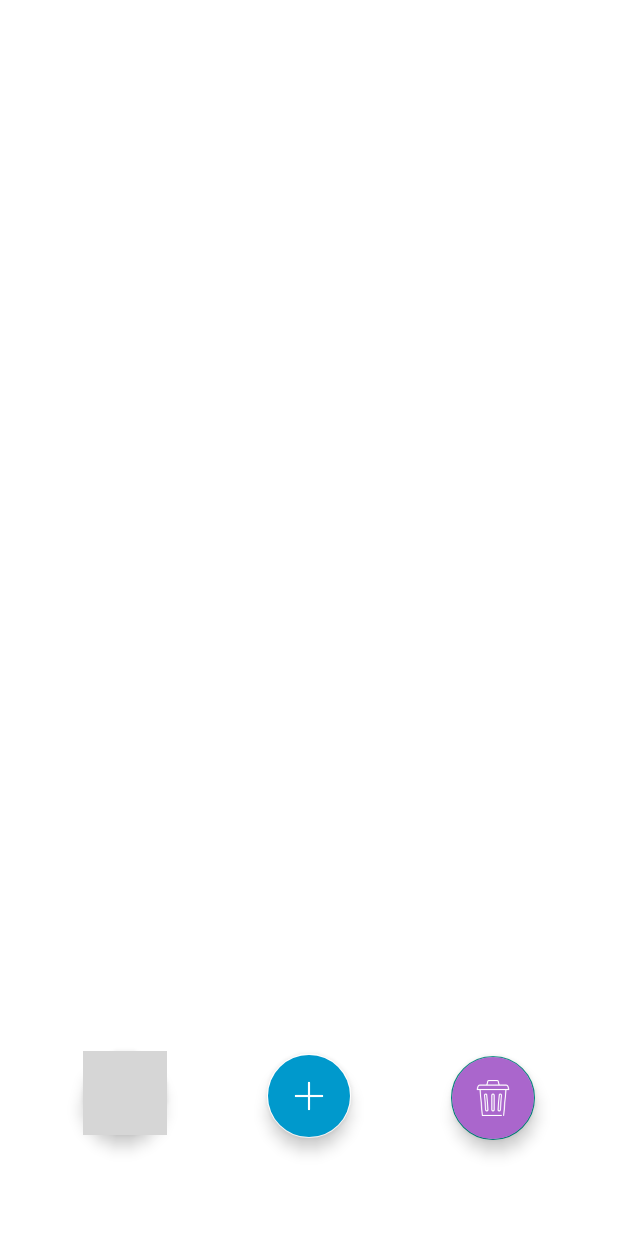
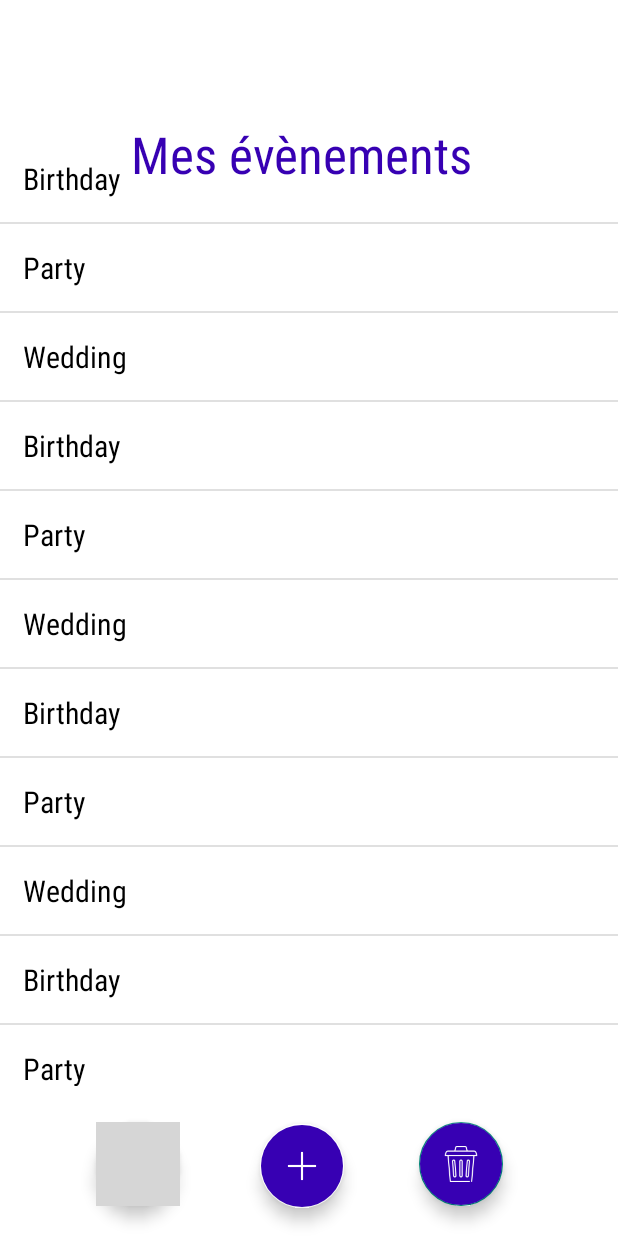
Before and after one commit to Nathan-Te/PlanningEvent, an Android app: the EventsManager screen opened directly, with no data from a screen before it, on a phone screen of 412 x 824 dp. Run offline under Robolectric (Android 15) with nearby library versions, the phone set to English and light mode, and no system bars; grey boxes are pictures that could not be loaded.

Commit message:
Recyclerview for events

```diff
--- a/app/build.gradle
+++ b/app/build.gradle
@@ -31,6 +31,8 @@ android {
 }
 
 dependencies {
+    //noinspection GradleCompatible
+    implementation 'com.android.support:recyclerview-v7:28.0.0'
 
     implementation 'androidx.appcompat:appcompat:1.4.1'
     implementation 'com.google.android.material:material:1.4.0'
--- a/app/src/main/AndroidManifest.xml
+++ b/app/src/main/AndroidManifest.xml
@@ -1,6 +1,6 @@
 <?xml version="1.0" encoding="utf-8"?>
 <manifest xmlns:android="http://schemas.android.com/apk/res/android"
-    package="com.example.planningevent">
+    package="com.example.planningevent" >
 
     <application
         android:allowBackup="true"
@@ -8,7 +8,7 @@
         android:label="@string/app_name"
         android:roundIcon="@mipmap/ic_launcher_round"
         android:supportsRtl="true"
-        android:theme="@style/Theme.PlanningEvent">
+        android:theme="@style/Theme.PlanningEvent" >
         <activity
             android:name=".ui.login.LoginActivity"
             android:exported="false"
@@ -18,7 +18,7 @@
             android:exported="false" />
         <activity
             android:name=".MainActivity"
-            android:exported="true">
+            android:exported="true" >
             <intent-filter>
                 <action android:name="android.intent.action.MAIN" />
 
--- a/app/src/main/java/com/example/planningevent/EventsManager.java
+++ b/app/src/main/java/com/example/planningevent/EventsManager.java
@@ -1,14 +1,93 @@
 package com.example.planningevent;
 
-import androidx.appcompat.app.AppCompatActivity;
+import androidx.annotation.NonNull;
+import androidx.recyclerview.widget.DividerItemDecoration;
+import androidx.recyclerview.widget.ItemTouchHelper;
+import androidx.recyclerview.widget.LinearLayoutManager;
+import androidx.recyclerview.widget.RecyclerView;
 
+import android.app.Activity;
+import android.content.Intent;
 import android.os.Bundle;
+import android.view.View;
 
-public class EventsManager extends AppCompatActivity {
+import com.google.android.material.floatingactionbutton.FloatingActionButton;
+
+import java.util.ArrayList;
+import java.util.List;
+
+public class EventsManager extends Activity {
+    // String items[] = new String[]{"Wedding Florian and Mayara","Party","Birthday Nathan"};
+    //String myDataset[] = new String[]{"Wedding Florian and Mayara","Party","Birthday Nathan"};
+
+    RecyclerView rv;
+    List<String> name = new ArrayList<>();
+    MyAdapter adapter = new MyAdapter(this,name);
 
     @Override
     protected void onCreate(Bundle savedInstanceState) {
         super.onCreate(savedInstanceState);
         setContentView(R.layout.activity_events_manager);
+
+        /*
+        ListView listView = (ListView) findViewById(R.id.listView);
+        ArrayAdapter<String> adapter = new ArrayAdapter<String>(this,android.R.layout.simple_list_item_1,items);
+        listView.setAdapter(adapter);
+        TextView monTitre = (TextView) findViewById(R.id.monTitre);
+        */
+
+        rv = findViewById(R.id.rv);
+        // Data
+        name.add("Birthday");
+        name.add("Party");
+        name.add("Wedding");
+        name.add("Birthday");
+        name.add("Party");
+        name.add("Wedding");
+        name.add("Birthday");
+        name.add("Party");
+        name.add("Wedding");
+        name.add("Birthday");
+        name.add("Party");
+        name.add("Wedding");
+        name.add("Birthday");
+        name.add("Party");
+        name.add("Wedding");
+        name.add("Birthday");
+        name.add("Party");
+        name.add("Wedding");
+        name.add("Birthday");
+        name.add("Party");
+        name.add("Wedding");
+        name.add("Birthday");
+        name.add("Party");
+        name.add("Wedding");
+
+        rv.setLayoutManager(new LinearLayoutManager(this));
+        rv.setAdapter(adapter);
+        rv.addItemDecoration(new DividerItemDecoration(rv.getContext(), DividerItemDecoration.VERTICAL));
+        new ItemTouchHelper(itemTouchHelperCallback).attachToRecyclerView(rv);
+
+        // Back home
+        FloatingActionButton btnHome = (FloatingActionButton) findViewById(R.id.btnHome);
+        btnHome.setOnClickListener(new View.OnClickListener() {
+            public void onClick(View v) {
+                Intent MainActivityIntent = new Intent(EventsManager.this, MainActivity.class);
+                startActivity(MainActivityIntent);
+            }
+        });
     }
+
+    ItemTouchHelper.SimpleCallback itemTouchHelperCallback = new ItemTouchHelper.SimpleCallback(0,ItemTouchHelper.LEFT) {
+        @Override
+        public boolean onMove(@NonNull RecyclerView recyclerView, @NonNull RecyclerView.ViewHolder viewHolder, @NonNull RecyclerView.ViewHolder target) {
+            return false;
+        }
+
+        @Override
+        public void onSwiped(@NonNull RecyclerView.ViewHolder viewHolder, int direction) {
+            name.remove(viewHolder.getAdapterPosition());
+            adapter.notifyDataSetChanged();
+        }
+    };
 }
--- /dev/null
+++ b/app/src/main/java/com/example/planningevent/MyAdapter.java
@@ -0,0 +1,39 @@
+package com.example.planningevent;
+
+import android.content.Context;
+import android.text.Layout;
+import android.view.LayoutInflater;
+import android.view.View;
+import android.view.ViewGroup;
+
+import androidx.annotation.NonNull;
+import androidx.recyclerview.widget.RecyclerView;
+
+import java.util.List;
+
+public class MyAdapter extends RecyclerView.Adapter<MyViewHolder> {
+    Context c;
+    List<String> mdata;
+
+    public MyAdapter(Context c, List<String> mdata) {
+        this.c = c;
+        this.mdata = mdata;
+    }
+
+    @NonNull
+    @Override
+    public MyViewHolder onCreateViewHolder(@NonNull ViewGroup parent, int viewType) {
+        View view = LayoutInflater.from(c).inflate(R.layout.list_item, parent, false);
+        return new MyViewHolder(view);
+    }
+
+    @Override
+    public void onBindViewHolder(@NonNull MyViewHolder holder, int position) {
+        holder.txtName.setText(mdata.get(position));
+    }
+
+    @Override
+    public int getItemCount() {
+        return mdata.size();
+    }
+}
--- /dev/null
+++ b/app/src/main/java/com/example/planningevent/MyViewHolder.java
@@ -0,0 +1,16 @@
+package com.example.planningevent;
+
+import android.view.View;
+import android.widget.TextView;
+
+import androidx.annotation.NonNull;
+import androidx.recyclerview.widget.RecyclerView;
+
+public class MyViewHolder extends RecyclerView.ViewHolder {
+    TextView txtName;
+
+    public MyViewHolder(@NonNull View itemView) {
+        super(itemView);
+        txtName = itemView.findViewById(R.id.txt_name);
+    }
+}
--- a/app/src/main/res/layout/activity_events_manager.xml
+++ b/app/src/main/res/layout/activity_events_manager.xml
@@ -1,50 +1,92 @@
 <?xml version="1.0" encoding="utf-8"?>
+
 <androidx.constraintlayout.widget.ConstraintLayout xmlns:android="http://schemas.android.com/apk/res/android"
     xmlns:app="http://schemas.android.com/apk/res-auto"
     xmlns:tools="http://schemas.android.com/tools"
     android:layout_width="match_parent"
     android:layout_height="match_parent"
+    android:background="#ffffff"
     tools:context=".EventsManager"
-    android:background="#ffffff">
+    android:orientation="vertical">
+
+    <TextView
+        android:id="@+id/monTitre"
+        android:layout_width="237dp"
+        android:layout_height="50dp"
+        android:layout_marginTop="60dp"
+        android:layout_marginBottom="600dp"
+        android:fontFamily="sans-serif-condensed"
+        android:text="Mes évènements"
+        android:textAppearance="@style/TextAppearance.AppCompat.Display1"
+        android:textColor="@color/purple_700"
+        app:layout_constraintBottom_toTopOf="@id/btnAddEvent"
+        app:layout_constraintEnd_toEndOf="parent"
+        app:layout_constraintStart_toStartOf="parent"
+        app:layout_constraintTop_toTopOf="parent" />
+
+    <androidx.recyclerview.widget.RecyclerView
+        android:id="@+id/rv"
+        android:layout_width="match_parent"
+        android:layout_height="match_parent"
+        android:layout_marginTop="90dp"
+        android:layout_marginBottom="100dp"
+        android:clickable="true"
+        app:layout_constraintBottom_toBottomOf="@id/btnAddEvent"
+        app:layout_constraintEnd_toEndOf="@id/monTitre"
+        app:layout_constraintHorizontal_bias="0.0"
+        app:layout_constraintStart_toStartOf="@id/monTitre"
+        app:layout_constraintTop_toTopOf="@id/monTitre"
+        app:layout_constraintVertical_bias="0.65999997">
+    </androidx.recyclerview.widget.RecyclerView>
 
     <com.google.android.material.floatingactionbutton.FloatingActionButton
-        android:id="@+id/floatingActionButton4"
+        android:id="@+id/btnHome"
         android:layout_width="wrap_content"
         android:layout_height="wrap_content"
-        android:layout_marginStart="40dp"
-        android:layout_marginEnd="40dp"
-        android:layout_marginBottom="65dp"
+        android:layout_marginStart="64dp"
+        android:layout_marginTop="40dp"
+        android:layout_marginBottom="30dp"
+        android:backgroundTint="@color/purple_700"
+        android:clickable="true"
+        android:enabled="true"
+        app:ensureMinTouchTargetSize="false"
+        app:layout_constraintBottom_toBottomOf="parent"
+        app:layout_constraintStart_toStartOf="parent"
+        app:layout_constraintTop_toBottomOf="@+id/rv"
+        app:layout_constraintVertical_bias="0.608"
+        app:srcCompat="@drawable/accueil"
+        tools:ignore="SpeakableTextPresentCheck" />
+
+    <com.google.android.material.floatingactionbutton.FloatingActionButton
+        android:id="@+id/btnDelete"
+        android:layout_width="wrap_content"
+        android:layout_height="wrap_content"
+        android:layout_marginStart="50dp"
+        android:layout_marginEnd="80dp"
+        android:layout_marginBottom="20dp"
+        android:backgroundTint="@color/purple_700"
+        android:clickable="true"
+        app:layout_constraintBottom_toBottomOf="parent"
+        app:layout_constraintEnd_toEndOf="@id/rv"
+        app:layout_constraintHorizontal_bias="0.0"
+        app:layout_constraintStart_toEndOf="@+id/btnAddEvent"
+        app:srcCompat="@drawable/bin"
+        tools:ignore="SpeakableTextPresentCheck" />
+
+    <com.google.android.material.floatingactionbutton.FloatingActionButton
+        android:id="@+id/btnAddEvent"
+        android:layout_width="wrap_content"
+        android:layout_height="0dp"
+        android:layout_marginStart="56dp"
+        android:layout_marginTop="25dp"
         android:background="#F44336"
-        android:backgroundTint="@android:color/holo_blue_dark"
+        android:backgroundTint="@color/purple_700"
         android:clickable="true"
         app:backgroundTint="@color/white"
-        app:layout_constraintBottom_toBottomOf="parent"
-        app:layout_constraintEnd_toStartOf="@+id/floatingActionButton5"
-        app:layout_constraintStart_toEndOf="@+id/floatingActionButton6"
-        app:srcCompat="@drawable/add" />
-
-    <com.google.android.material.floatingactionbutton.FloatingActionButton
-        android:id="@+id/floatingActionButton5"
-        android:layout_width="wrap_content"
-        android:layout_height="wrap_content"
-        android:layout_marginEnd="55dp"
-        android:layout_marginBottom="64dp"
-        android:backgroundTint="@android:color/holo_purple"
-        android:clickable="true"
-        app:layout_constraintBottom_toBottomOf="parent"
-        app:layout_constraintEnd_toEndOf="parent"
-        app:srcCompat="@drawable/bin" />
-
-    <com.google.android.material.floatingactionbutton.FloatingActionButton
-        android:id="@+id/floatingActionButton6"
-        android:layout_width="wrap_content"
-        android:layout_height="wrap_content"
-        android:layout_marginStart="55dp"
-        android:layout_marginBottom="67dp"
-        android:backgroundTint="@android:color/holo_red_light"
-        android:clickable="true"
-        app:layout_constraintBottom_toBottomOf="parent"
-        app:layout_constraintStart_toStartOf="parent"
-        app:srcCompat="@drawable/accueil" />
+        app:layout_constraintEnd_toStartOf="@+id/btnDelete"
+        app:layout_constraintStart_toEndOf="@id/btnHome"
+        app:layout_constraintTop_toBottomOf="@+id/rv"
+        app:srcCompat="@drawable/add"
+        tools:ignore="SpeakableTextPresentCheck" />
 
 </androidx.constraintlayout.widget.ConstraintLayout>
--- /dev/null
+++ b/app/src/main/res/layout/list_item.xml
@@ -0,0 +1,19 @@
+<?xml version="1.0" encoding="utf-8"?>
+<androidx.constraintlayout.widget.ConstraintLayout xmlns:android="http://schemas.android.com/apk/res/android"
+    android:layout_width="match_parent"
+    android:layout_height="wrap_content"
+    android:padding="15dp">
+
+    <TextView
+        android:id="@+id/txt_name"
+        android:layout_width="match_parent"
+        android:layout_height="wrap_content"
+        android:text="Name"
+        android:textSize="20sp"
+        android:textColor="@color/black"
+
+        android:fontFamily="sans-serif-condensed"
+        android:clickable="true">
+    </TextView>
+
+</androidx.constraintlayout.widget.ConstraintLayout>
--- a/app/src/main/res/values/dimens.xml
+++ b/app/src/main/res/values/dimens.xml
@@ -2,4 +2,6 @@
     <!-- Default screen margins, per the Android Design guidelines. -->
     <dimen name="activity_horizontal_margin">16dp</dimen>
     <dimen name="activity_vertical_margin">16dp</dimen>
+    <dimen name="list_item_height" />
+    <dimen name="margin_medium" />
 </resources>
--- a/app/src/main/res/values/strings.xml
+++ b/app/src/main/res/values/strings.xml
@@ -9,4 +9,5 @@
     <string name="invalid_username">Not a valid username</string>
     <string name="invalid_password">Password must be >5 characters</string>
     <string name="login_failed">"Login failed"</string>
+    <string name="element_text" />
 </resources>
```
